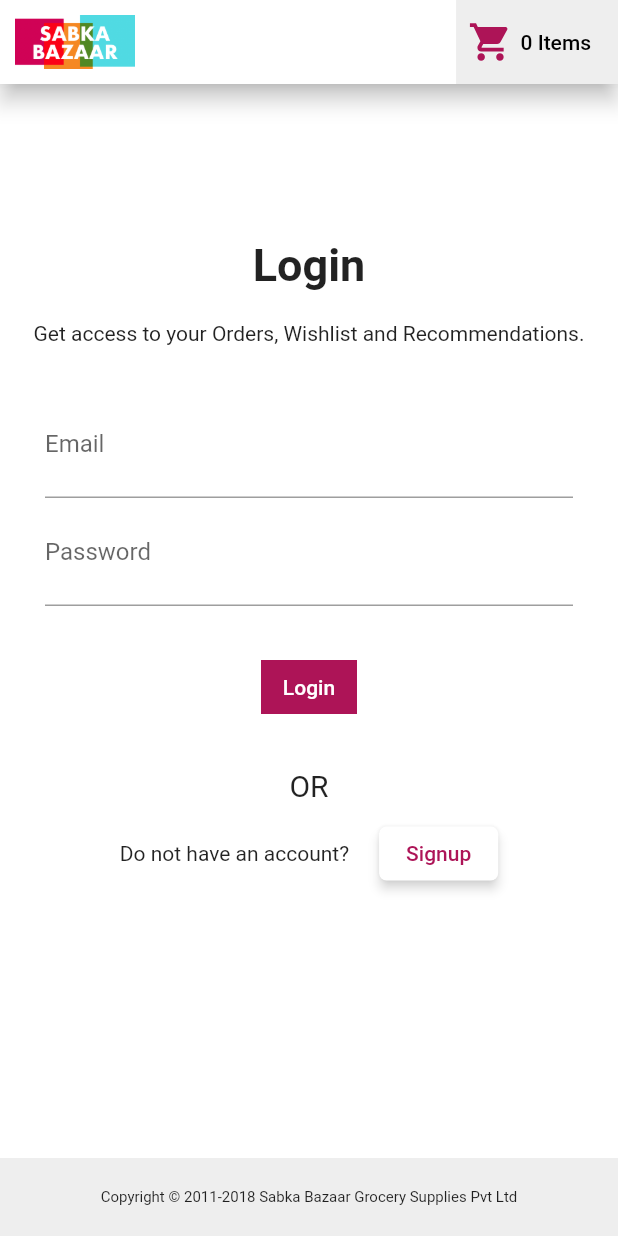
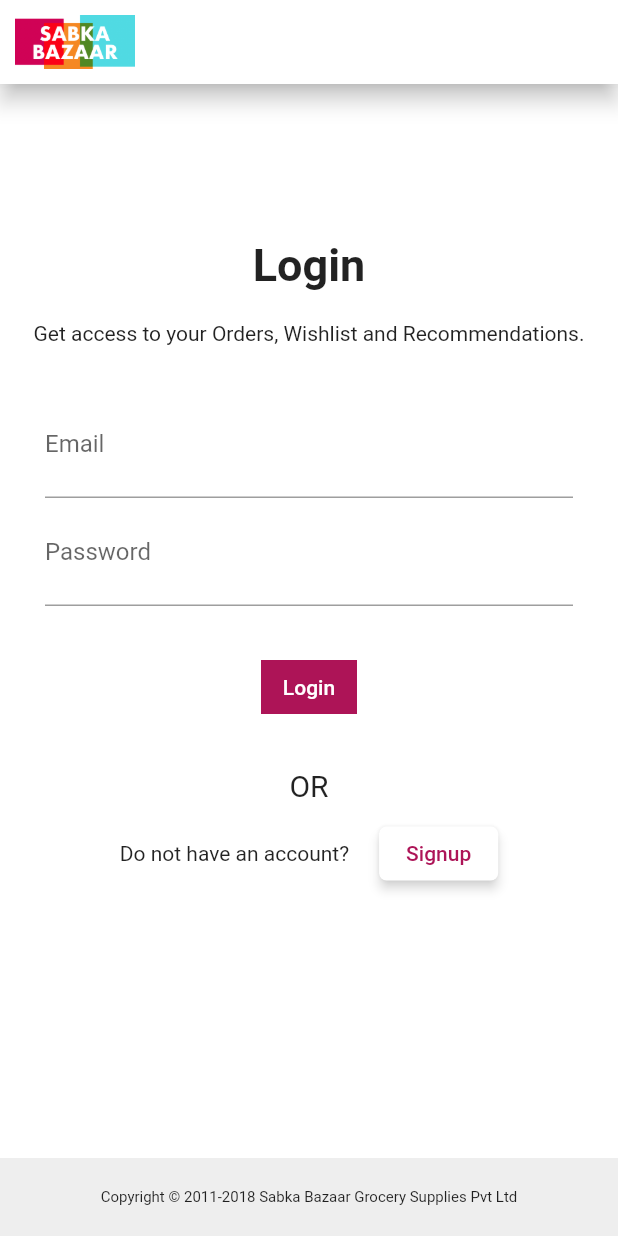
Before and after one commit to YogeshSinghNegi/SabkaBazaarFlutterApp, a Flutter app: the screen it shows after launch, on a phone screen of 412 x 824 dp. Run offline on Flutter 3.47's test engine with Material 2 defaults, Android fonts, the phone set to English and light mode, and no system bars; our stand-ins replace flutter_svg, page_indicator.

Commit message:
Navigation flow implemented correctly

```diff
--- a/sabka_bazar_flutter_app/lib/components/my_app_bar.dart
+++ b/sabka_bazar_flutter_app/lib/components/my_app_bar.dart
@@ -1,8 +1,16 @@
 import 'package:flutter/material.dart';
 import 'package:flutter_svg/flutter_svg.dart';
+import 'package:sabka_bazar_flutter_app/screens/non_empty_cart_screen.dart';
 
 class MyAppBar extends StatelessWidget implements PreferredSizeWidget {
-  const MyAppBar({Key? key}) : super(key: key);
+  final bool isHideCartButton;
+  final bool isShowCrossButton;
+
+  const MyAppBar({
+    this.isHideCartButton = false,
+    this.isShowCrossButton = false,
+    Key? key,
+  }) : super(key: key);
 
   @override
   Size get preferredSize => Size.fromHeight(56.0);
@@ -19,12 +27,33 @@ class MyAppBar extends StatelessWidget implements PreferredSizeWidget {
       leadingWidth: 90,
       backgroundColor: Colors.white,
       elevation: 6,
-      actions: <Widget>[
+      actions: _getActionList(context),
+    );
+  }
+
+  List<Widget> _getActionList(BuildContext context) {
+    if (isHideCartButton)
+      return [];
+    else if (isShowCrossButton)
+      return [
+        IconButton(
+          onPressed: () => Navigator.pop(context),
+          icon: Icon(Icons.close, color: Colors.pink.shade800, size: 30),
+        )
+      ];
+    else
+      return [
         Container(
           padding: EdgeInsets.fromLTRB(0, 0, 10, 0),
           color: Colors.grey.shade200,
           child: TextButton(
-            onPressed: (() => {}),
+            onPressed: (() => Navigator.push(
+                  context,
+                  MaterialPageRoute(
+                    builder: (context) => NonEmptyCartScreen(),
+                    fullscreenDialog: true,
+                  ),
+                )),
             child: Row(
               children: [
                 Padding(
@@ -47,7 +76,6 @@ class MyAppBar extends StatelessWidget implements PreferredSizeWidget {
             ),
           ),
         ),
-      ],
-    );
+      ];
   }
 }
--- a/sabka_bazar_flutter_app/lib/screens/login_screen.dart
+++ b/sabka_bazar_flutter_app/lib/screens/login_screen.dart
@@ -21,7 +21,7 @@ class _LoginScreenState extends State<LoginScreen> {
   Widget build(BuildContext context) {
     return Scaffold(
       backgroundColor: Colors.white,
-      appBar: MyAppBar(),
+      appBar: MyAppBar(isHideCartButton: true),
       body: Column(
         children: [
           Flexible(
--- a/sabka_bazar_flutter_app/lib/screens/non_empty_cart_screen.dart
+++ b/sabka_bazar_flutter_app/lib/screens/non_empty_cart_screen.dart
@@ -57,7 +57,7 @@ class _NonEmptyCartScreenState extends State<NonEmptyCartScreen> {
   Widget build(BuildContext context) {
     return Scaffold(
       backgroundColor: Colors.grey.shade200,
-      appBar: MyAppBar(),
+      appBar: MyAppBar(isShowCrossButton: true),
       body: Column(
         children: [
           Flexible(
--- a/sabka_bazar_flutter_app/lib/screens/signup_screen.dart
+++ b/sabka_bazar_flutter_app/lib/screens/signup_screen.dart
@@ -21,7 +21,7 @@ class _SignupScreenState extends State<SignupScreen> {
   Widget build(BuildContext context) {
     return Scaffold(
       backgroundColor: Colors.white,
-      appBar: MyAppBar(),
+      appBar: MyAppBar(isHideCartButton: true),
       body: Column(
         children: [
           Flexible(
```
